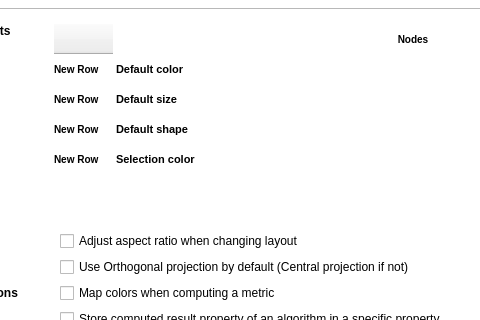
Above: plugins/perspective/GraphPerspective/designer/PreferencesDialog.ui from vadivelselvaraj/TulipGLImprovement before the change; both pictures show x 105 to 585 and y 245 to 565 of the 957 by 651 pixel window. Below: the same form after it.
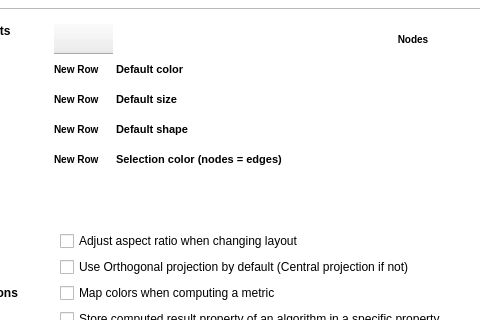
That is the form after the change. Icons and pictures are not drawn.

Commit message: fix: after editing selection color preference, force nodes/edges selection color to be the same

What changed in the file:
```diff
--- a/plugins/perspective/GraphPerspective/designer/PreferencesDialog.ui
+++ b/plugins/perspective/GraphPerspective/designer/PreferencesDialog.ui
@@ -484,7 +484,7 @@
           </item>
           <item row="3" column="0">
            <property name="text">
-            <string>Selection color</string>
+            <string>Selection color (nodes = edges)</string>
            </property>
            <property name="font">
             <font>
```
The commit also changes 2 other files.
